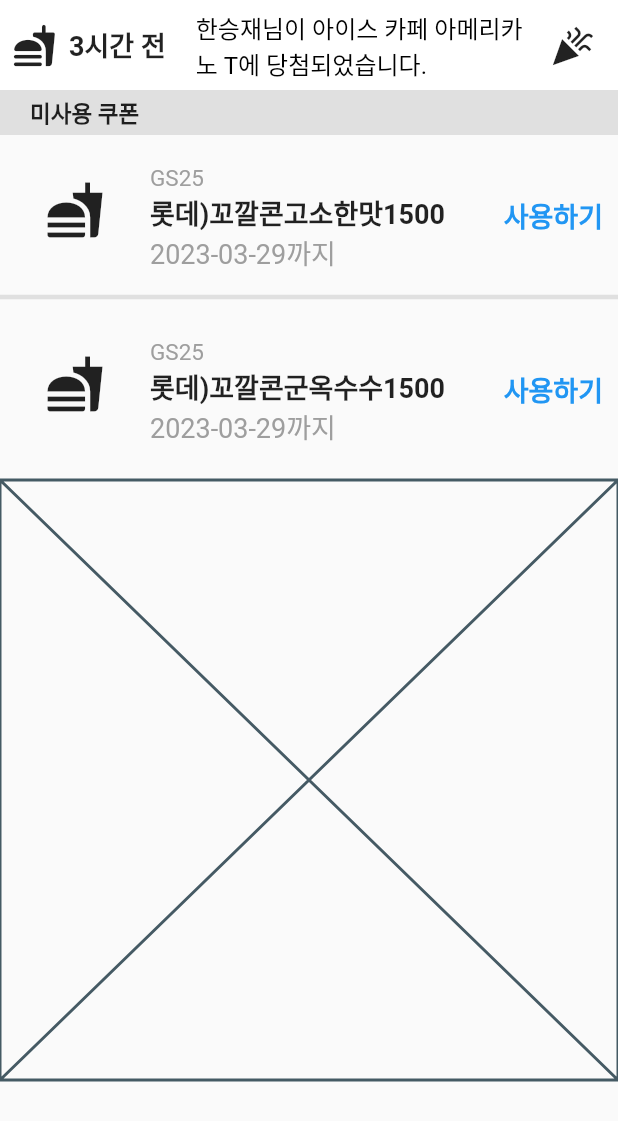
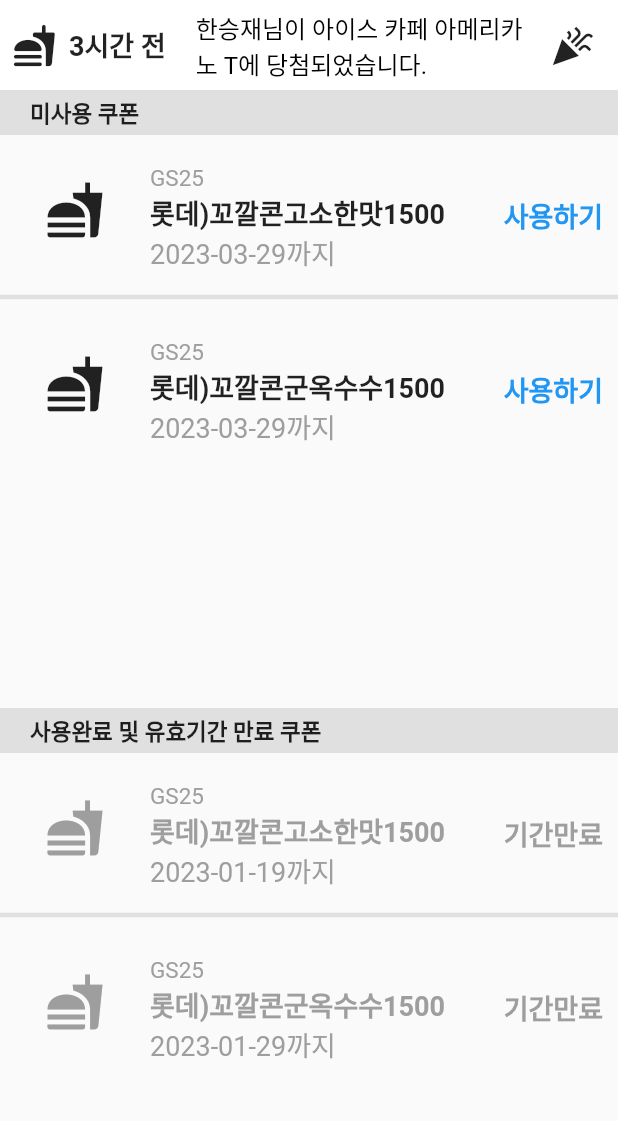
Before and after one commit to chihyeonwon/pedometer, a Flutter app: the CouponScreen screen opened directly, on a phone screen of 412 x 824 dp. Shown: the top 1121 px of the screen. Run offline on Flutter 3.47's test engine with Material 2 defaults, Android fonts, the phone set to English and light mode, and no system bars; drawn by our look-alikes of carousel_slider.

Commit message:
CouponScreen Middle 사용완료 및 유효기간 만료 쿠폰 위젯 구현

```diff
--- a/lib/Screen/coupon_screen.dart
+++ b/lib/Screen/coupon_screen.dart
@@ -12,7 +12,6 @@
         children: const [
           Top(),
           Middle(),
-          Bottom(),
         ],
       ),
     ));
@@ -109,14 +108,17 @@
 class _MiddleState extends State<Middle> {
 
   final List<String> productName = <String>['롯데)꼬깔콘고소한맛1500','롯데)꼬깔콘군옥수수1500','c','d'];
+  final List<String> productLimit = <String>['2023-03-29까지', '2023-03-29까지', 'c', 'd'];
 
-  final List<String> productLimit = <String>['2023-03-29까지', '2023-03-29까지', 'c', 'd'];
+  final List<String> usedproductName = <String>['롯데)꼬깔콘고소한맛1500','롯데)꼬깔콘군옥수수1500','c','d'];
+  final List<String> usedproductLimit = <String>['2023-01-19까지', '2023-01-29까지', 'c', 'd'];
+
 
   @override
   Widget build(BuildContext context) {
     return Material(
       child: Container(
-          height: 260.0,
+          height: MediaQuery.of(context).size.height,
           child: Column(
             children: [
               Stack(
@@ -133,7 +135,7 @@
                           fontSize: 15.0,
                           fontWeight: FontWeight.bold,
                         )),
-                  )
+                  ),
                 ],
               ),
               Expanded(
@@ -186,6 +188,7 @@
                             ),
                           ],
                         ),
+
                       ),
                     );
                   },
@@ -195,18 +198,89 @@
                   ),
                   itemCount: 2,
                 ),
-              )
+              ),
+              Stack(
+                children: [
+                  Container(
+                    height: 30.0,
+                    color: Colors.grey[300],
+                  ),
+                  Positioned(
+                    left: 20.0,
+                    top: 4.0,
+                    child: Text('사용완료 및 유효기간 만료 쿠폰',
+                        style: TextStyle(
+                          fontSize: 15.0,
+                          fontWeight: FontWeight.bold,
+                        )),
+                  ),
+                ],
+              ),
+              Expanded(
+                child: ListView.separated(
+                  itemBuilder: (context, index) {
+                    return GestureDetector(
+                      onTap: () {}, // 쿠폰 사용 페이지로 이동
+                      child: Container(
+                        width: MediaQuery.of(context).size.width,
+                        child: Stack(
+                          children: [
+                            Padding(
+                              padding: const EdgeInsets.all(30.0),
+                              child: Icon(
+                                color:Colors.grey,
+                                Icons.fastfood,
+                                size: 40.0,
+                              ),
+                            ),
+                            Positioned(
+                              top: 20.0,
+                              left: 100.0,
+                              child: Column(
+                                crossAxisAlignment: CrossAxisAlignment.start,
+                                children: [
+                                  Text('GS25',
+                                      style: TextStyle(
+                                        color: Colors.grey,
+                                        fontSize: 15.0,
+                                      )),
+                                  Text('${usedproductName[index]}',
+                                      style: TextStyle(
+                                        color:Colors.grey,
+                                          fontSize: 18.0,
+                                          fontWeight: FontWeight.bold)),
+                                  Text('${usedproductLimit[index]}',
+                                      style: TextStyle(
+                                        color: Colors.grey,
+                                        fontSize: 18.0,
+                                      )),
+                                ],
+                              ),
+                            ),
+                            Positioned(
+                              top:40.0,
+                              right:10.0,
+                              child: Text('기간만료',
+                                  style: TextStyle(
+                                      fontSize: 18.0,
+                                      color: Colors.grey,
+                                      fontWeight: FontWeight.bold)),
+                            ),
+                          ],
+                        ),
+
+                      ),
+                    );
+                  },
+                  separatorBuilder: (context, index) => Divider(
+                    color: Colors.grey[300],
+                    thickness: 3,
+                  ),
+                  itemCount: 2,
+                ),
+              ),
             ],
           )),
     );
   }
 }
-
-class Bottom extends StatelessWidget {
-  const Bottom({Key? key}) : super(key: key);
-
-  @override
-  Widget build(BuildContext context) {
-    return const Placeholder();
-  }
-}
```
